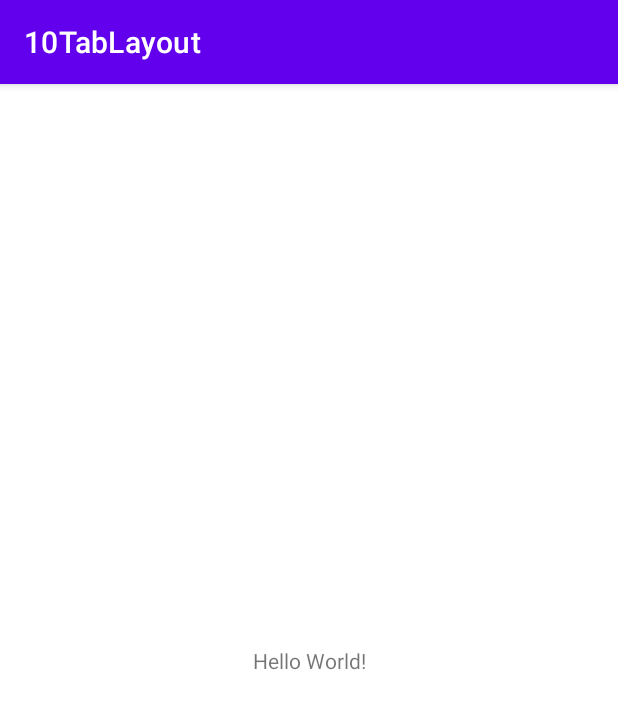
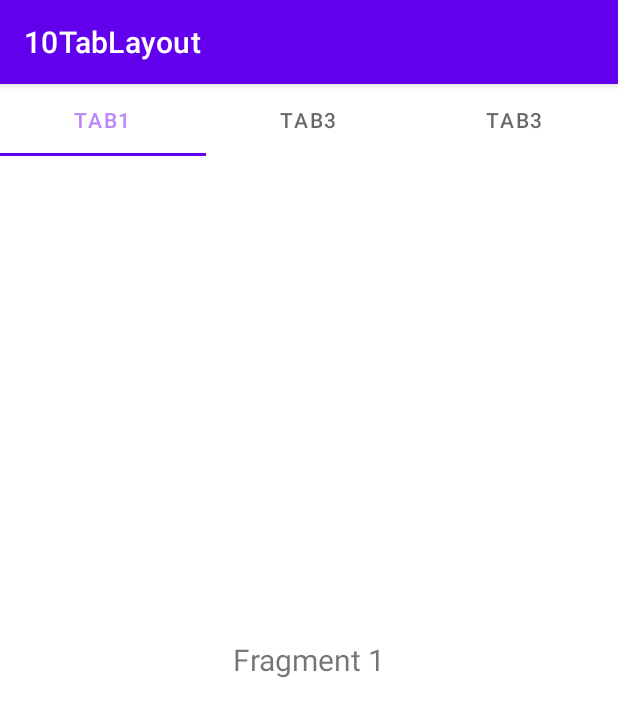
Before and after one commit to itawu/MaterialDesignDemo, an Android app: the screen it shows after launch (MainActivity), on a phone screen of 412 x 824 dp. Shown: the top 717 px of the screen. Run offline under Robolectric (Android 15) with nearby library versions, the phone set to English and light mode, and no system bars.

Commit message:
add TabLayout demo

```diff
--- /dev/null
+++ b/10TabLayout/app/src/main/java/com/yurensan/tablayout/Fragment1.kt
@@ -0,0 +1,17 @@
+package com.yurensan.tablayout
+
+import android.os.Bundle
+import android.view.LayoutInflater
+import android.view.View
+import android.view.ViewGroup
+import androidx.fragment.app.Fragment
+
+class Fragment1 : Fragment() {
+    override fun onCreateView(
+        inflater: LayoutInflater,
+        container: ViewGroup?,
+        savedInstanceState: Bundle?
+    ): View? {
+        return inflater.inflate(R.layout.fragment, container, false)
+    }
+}
--- a/10TabLayout/app/src/main/java/com/yurensan/tablayout/MainActivity.kt
+++ b/10TabLayout/app/src/main/java/com/yurensan/tablayout/MainActivity.kt
@@ -2,10 +2,39 @@ package com.yurensan.tablayout
 
 import androidx.appcompat.app.AppCompatActivity
 import android.os.Bundle
+import androidx.fragment.app.Fragment
+import androidx.fragment.app.FragmentManager
+import androidx.fragment.app.FragmentPagerAdapter
+import androidx.viewpager.widget.ViewPager
+import com.google.android.material.tabs.TabLayout
 
 class MainActivity : AppCompatActivity() {
     override fun onCreate(savedInstanceState: Bundle?) {
         super.onCreate(savedInstanceState)
         setContentView(R.layout.activity_main)
+
+        val tabLayout = findViewById<TabLayout>(R.id.tabLayout)
+        val viewPager = findViewById<ViewPager>(R.id.viewPager)
+        viewPager.adapter = SimpleFragmentPagerAdapter(supportFragmentManager)
+        tabLayout.setupWithViewPager(viewPager)
+        tabLayout.getTabAt(0)!!.select()
+    }
+
+    private inner class SimpleFragmentPagerAdapter constructor(fm: FragmentManager):
+            FragmentPagerAdapter(fm, BEHAVIOR_RESUME_ONLY_CURRENT_FRAGMENT) {
+        private val titles = arrayOf("Tab1", "Tab3", "Tab3")
+        private val fragments = arrayOf(Fragment1(), Fragment1(), Fragment1())
+
+        override fun getItem(position: Int): Fragment {
+            return fragments[position]
+        }
+
+        override fun getCount(): Int {
+            return fragments.size
+        }
+
+        override fun getPageTitle(position: Int): CharSequence? {
+            return titles[position]
+        }
     }
 }
--- a/10TabLayout/app/src/main/res/layout/activity_main.xml
+++ b/10TabLayout/app/src/main/res/layout/activity_main.xml
@@ -6,13 +6,19 @@
     android:layout_height="match_parent"
     tools:context=".MainActivity">
 
-    <TextView
-        android:layout_width="wrap_content"
+    <com.google.android.material.tabs.TabLayout
+        android:id="@+id/tabLayout"
+        android:layout_width="match_parent"
         android:layout_height="wrap_content"
-        android:text="Hello World!"
-        app:layout_constraintBottom_toBottomOf="parent"
-        app:layout_constraintLeft_toLeftOf="parent"
-        app:layout_constraintRight_toRightOf="parent"
-        app:layout_constraintTop_toTopOf="parent" />
+        app:tabSelectedTextColor="@color/purple_200"
+        app:tabIndicatorHeight="2dp"
+        app:layout_constraintTop_toTopOf="parent"
+        app:layout_constraintLeft_toLeftOf="parent"/>
+
+    <androidx.viewpager.widget.ViewPager
+        android:id="@+id/viewPager"
+        android:layout_width="match_parent"
+        android:layout_height="match_parent"
+        android:layout_margin="8dp"/>
 
 </androidx.constraintlayout.widget.ConstraintLayout>
--- /dev/null
+++ b/10TabLayout/app/src/main/res/layout/fragment.xml
@@ -0,0 +1,11 @@
+<FrameLayout xmlns:android="http://schemas.android.com/apk/res/android"
+    android:layout_width="match_parent"
+    android:layout_height="match_parent">
+
+    <TextView
+        android:layout_width="match_parent"
+        android:layout_height="match_parent"
+        android:gravity="center"
+        android:text="Fragment 1"
+        android:textSize="20sp"/>
+</FrameLayout>
```
